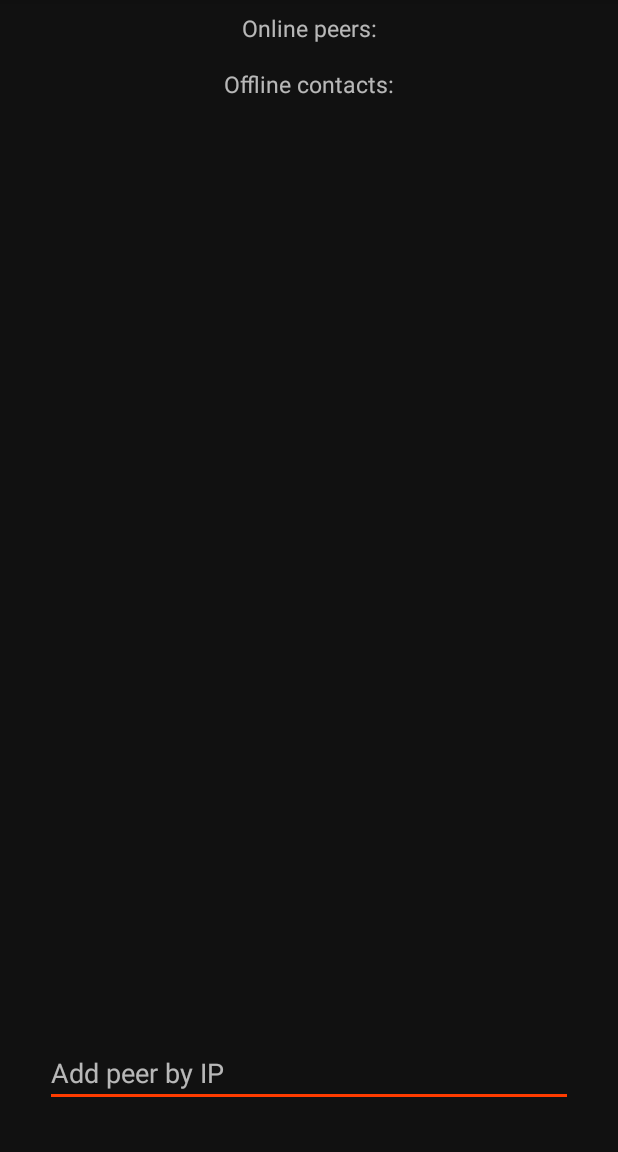
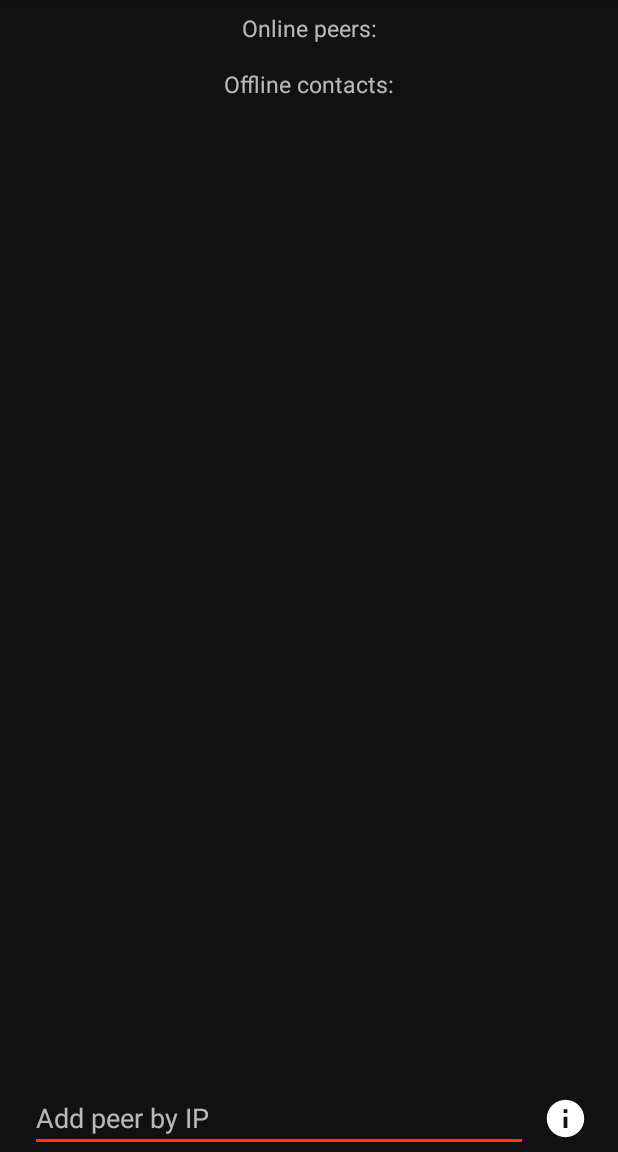
Before and after one commit to hardcore-sushi/AIRA-android, an Android app: the MainActivity screen opened directly, with no data from a screen before it, on a phone screen of 412 x 824 dp, the part 84-1236 px from its top. Run offline under Robolectric (Android 15) with nearby library versions, the phone set to English and light mode, and no system bars; 7 statements that could not run were skipped.

Commit message:
Display local IP addresses & Safe messages parsing

```diff
--- a/app/build.gradle
+++ b/app/build.gradle
@@ -40,7 +40,7 @@ dependencies {
     implementation "org.jetbrains.kotlin:kotlin-stdlib:$kotlin_version"
     implementation 'androidx.core:core-ktx:1.3.2'
     implementation 'androidx.appcompat:appcompat:1.2.0'
-    implementation "androidx.fragment:fragment-ktx:1.3.2"
+    implementation "androidx.fragment:fragment-ktx:1.3.3"
     implementation "androidx.preference:preference-ktx:1.1.1"
     implementation 'com.google.android.material:material:1.3.0'
     //implementation 'androidx.constraintlayout:constraintlayout:2.0.4'
--- a/app/src/main/AndroidManifest.xml
+++ b/app/src/main/AndroidManifest.xml
@@ -1,7 +1,8 @@
 <?xml version="1.0" encoding="utf-8"?>
 <manifest xmlns:android="http://schemas.android.com/apk/res/android"
     xmlns:tools="http://schemas.android.com/tools"
-    package="sushi.hardcore.aira">
+    package="sushi.hardcore.aira"
+    android:installLocation="auto">
 
     <uses-permission android:name="android.permission.FOREGROUND_SERVICE"/>
     <uses-permission android:name="android.permission.INTERNET"/>
--- a/app/src/main/java/sushi/hardcore/aira/MainActivity.kt
+++ b/app/src/main/java/sushi/hardcore/aira/MainActivity.kt
@@ -10,6 +10,7 @@ import android.os.IBinder
 import android.provider.OpenableColumns
 import android.view.Menu
 import android.view.MenuItem
+import android.widget.AbsListView
 import android.widget.AdapterView
 import android.widget.Toast
 import androidx.appcompat.app.AlertDialog
@@ -19,13 +20,31 @@ import sushi.hardcore.aira.adapters.SessionAdapter
 import sushi.hardcore.aira.background_service.AIRAService
 import sushi.hardcore.aira.background_service.ReceiveFileTransfer
 import sushi.hardcore.aira.databinding.ActivityMainBinding
+import sushi.hardcore.aira.databinding.DialogIpAddressesBinding
 import sushi.hardcore.aira.utils.FileUtils
+import sushi.hardcore.aira.utils.StringUtils
+import java.lang.StringBuilder
+import java.net.NetworkInterface
 
 class MainActivity : AppCompatActivity() {
     private lateinit var binding: ActivityMainBinding
     private lateinit var airaService: AIRAService
     private lateinit var onlineSessionAdapter: SessionAdapter
     private lateinit var offlineSessionAdapter: SessionAdapter
+    private val onSessionsItemClick = AdapterView.OnItemClickListener { adapter, _, position, _ ->
+        launchChatActivity(adapter.getItemAtPosition(position) as Session)
+    }
+    private val onSessionsItemClickSendFile = AdapterView.OnItemClickListener { adapter, _, position, _ ->
+        askShareFileTo(adapter.getItemAtPosition(position) as Session)
+    }
+    private val onSessionsScrollListener = object : AbsListView.OnScrollListener {
+        override fun onScrollStateChanged(view: AbsListView?, scrollState: Int) {}
+        override fun onScroll(listView: AbsListView, firstVisibleItem: Int, visibleItemCount: Int, totalItemCount: Int) {
+            if (listView.getChildAt(0) != null) {
+                binding.refresher.isEnabled = listView.firstVisiblePosition == 0 && listView.getChildAt(0).top == 0
+            }
+        }
+    }
     private val uiCallbacks = object : AIRAService.UiCallbacks {
         override fun onNewSession(sessionId: Int, ip: String) {
             runOnUiThread {
@@ -75,27 +94,21 @@ class MainActivity : AppCompatActivity() {
         binding.onlineSessions.apply {
             adapter = onlineSessionAdapter
             onItemClickListener = if (openedToShareFile) {
-                    AdapterView.OnItemClickListener { _, _, position, _ ->
-                        askShareFileTo(onlineSessionAdapter.getItem(position))
-                    }
+                    onSessionsItemClickSendFile
                 } else {
-                    AdapterView.OnItemClickListener { _, _, position, _ ->
-                        launchChatActivity(onlineSessionAdapter.getItem(position))
-                    }
+                    onSessionsItemClick
                 }
+            setOnScrollListener(onSessionsScrollListener)
         }
         offlineSessionAdapter = SessionAdapter(this)
         binding.offlineSessions.apply {
             adapter = offlineSessionAdapter
             onItemClickListener = if (openedToShareFile) {
-                AdapterView.OnItemClickListener { _, _, position, _ ->
-                    askShareFileTo(offlineSessionAdapter.getItem(position))
+                    onSessionsItemClickSendFile
+                } else {
+                    onSessionsItemClick
                 }
-            } else {
-                AdapterView.OnItemClickListener { _, _, position, _ ->
-                    launchChatActivity(offlineSessionAdapter.getItem(position))
-                }
-            }
+            setOnScrollListener(onSessionsScrollListener)
         }
         Intent(this, AIRAService::class.java).also { serviceIntent ->
             bindService(serviceIntent, object : ServiceConnection {
@@ -121,6 +134,23 @@ class MainActivity : AppCompatActivity() {
             }, Context.BIND_AUTO_CREATE)
         }
 
+        binding.buttonShowIp.setOnClickListener {
+            val ipAddresses = StringBuilder()
+            for (iface in NetworkInterface.getNetworkInterfaces()) {
+                for (addr in iface.inetAddresses) {
+                    if (!addr.isLoopbackAddress) {
+                        ipAddresses.appendLine(StringUtils.getIpFromInetAddress(addr)+" ("+iface.displayName+')')
+                    }
+                }
+            }
+            val dialogBinding = DialogIpAddressesBinding.inflate(layoutInflater)
+            dialogBinding.textIpAddresses.text = ipAddresses.substring(0, ipAddresses.length-1) //remove last LF
+            AlertDialog.Builder(this)
+                    .setTitle(R.string.your_addresses)
+                    .setView(dialogBinding.root)
+                    .setPositiveButton(R.string.ok, null)
+                    .show()
+        }
         binding.editPeerIp.setOnEditorActionListener { _, _, _ ->
             if (::airaService.isInitialized){
                 airaService.connectTo(binding.editPeerIp.text.toString())
--- a/app/src/main/java/sushi/hardcore/aira/utils/FileUtils.kt
+++ b/app/src/main/java/sushi/hardcore/aira/utils/FileUtils.kt
@@ -46,7 +46,7 @@ object FileUtils {
             }
         } else {
             @Suppress("Deprecation")
-            File(Environment.getExternalStoragePublicDirectory(Environment.DIRECTORY_DOWNLOADS), datedFilename).outputStream()
+            File(Environment.getExternalStoragePublicDirectory(Environment.DIRECTORY_DOWNLOADS), File(datedFilename).name).outputStream()
         }
     }
 }
--- a/app/src/main/java/sushi/hardcore/aira/widgets/TextAvatar.kt
+++ b/app/src/main/java/sushi/hardcore/aira/widgets/TextAvatar.kt
@@ -33,6 +33,8 @@ class TextAvatar @JvmOverloads constructor(
     }
 
     fun setLetterFrom(name: String) {
-        view.findViewById<TextView>(R.id.text_letter).text = name[0].toUpperCase().toString()
+        if (name.isNotEmpty()) {
+            view.findViewById<TextView>(R.id.text_letter).text = name[0].toUpperCase().toString()
+        }
     }
 }
--- a/app/src/main/res/layout/activity_main.xml
+++ b/app/src/main/res/layout/activity_main.xml
@@ -22,7 +22,7 @@
         <ListView
             android:id="@+id/online_sessions"
             android:layout_width="match_parent"
-            android:layout_height="wrap_content"
+            android:layout_height="0dp"
             app:layout_constraintTop_toBottomOf="@id/text_online_sessions"/>
 
         <TextView
@@ -36,19 +36,46 @@
         <ListView
             android:id="@+id/offline_sessions"
             android:layout_width="match_parent"
+            android:layout_height="0dp"
+            app:layout_constraintTop_toBottomOf="@id/text_offline_sessions"
+            app:layout_constraintBottom_toTopOf="@+id/bottom_panel"/>
+
+        <androidx.constraintlayout.widget.ConstraintLayout
+            android:id="@+id/bottom_panel"
+            android:layout_width="match_parent"
             android:layout_height="wrap_content"
-            app:layout_constraintTop_toBottomOf="@id/text_offline_sessions"/>
+            android:orientation="horizontal"
+            android:layout_marginHorizontal="20dp"
+            app:layout_constraintBottom_toBottomOf="parent">
 
             <EditText
                 android:id="@+id/edit_peer_ip"
-            android:layout_width="match_parent"
+                android:layout_width="0dp"
                 android:layout_height="wrap_content"
                 android:inputType="text"
                 android:maxLines="1"
                 android:imeOptions="actionGo"
                 android:hint="@string/add_peer_ip"
-            android:layout_margin="30dp"
-            app:layout_constraintBottom_toBottomOf="parent"/>
+                android:layout_marginEnd="10dp"
+                app:layout_constraintTop_toTopOf="parent"
+                app:layout_constraintBottom_toBottomOf="parent"
+                app:layout_constraintStart_toStartOf="parent"
+                app:layout_constraintEnd_toStartOf="@id/button_show_ip"/>
+
+            <ImageButton
+                android:id="@+id/button_show_ip"
+                android:layout_width="30dp"
+                android:layout_height="30dp"
+                android:src="@drawable/ic_info"
+                android:scaleType="fitXY"
+                android:background="#00000000"
+                app:layout_constraintTop_toTopOf="parent"
+                app:layout_constraintBottom_toBottomOf="parent"
+                app:layout_constraintStart_toEndOf="@id/edit_peer_ip"
+                app:layout_constraintEnd_toEndOf="parent"/>
+
+        </androidx.constraintlayout.widget.ConstraintLayout>
+
     </androidx.constraintlayout.widget.ConstraintLayout>
 
 </androidx.swiperefreshlayout.widget.SwipeRefreshLayout>
--- a/app/src/main/res/values/strings.xml
+++ b/app/src/main/res/values/strings.xml
@@ -70,4 +70,5 @@
     <string name="add_contact">Add contact</string>
     <string name="remove_contact">Remove contact</string>
     <string name="details">Details</string>
+    <string name="your_addresses">Your IP addresses:</string>
 </resources>
--- a/build.gradle
+++ b/build.gradle
@@ -1,6 +1,6 @@
 // Top-level build file where you can add configuration options common to all sub-projects/modules.
 buildscript {
-    ext.kotlin_version = "1.4.21"
+    ext.kotlin_version = "1.4.32"
     repositories {
         google()
         jcenter()
```
Also changed, not shown: app/src/main/java/sushi/hardcore/aira/ChatActivity.kt (+14 -13 lines), app/src/main/java/sushi/hardcore/aira/adapters/SessionAdapter.kt (+4 -3 lines), app/src/main/java/sushi/hardcore/aira/background_service/AIRAService.kt (+11 -8 lines), app/src/main/java/sushi/hardcore/aira/background_service/Protocol.kt (+25 -0 lines), app/src/main/java/sushi/hardcore/aira/utils/StringUtils.kt (+12 -0 lines), app/src/main/res/layout/dialog_info.xml (+10 -1 lines), app/src/main/res/layout/dialog_ip_addresses.xml (added, +18 -0 lines), 1 other file. Lines whose indentation alone changed are shown as unchanged.
